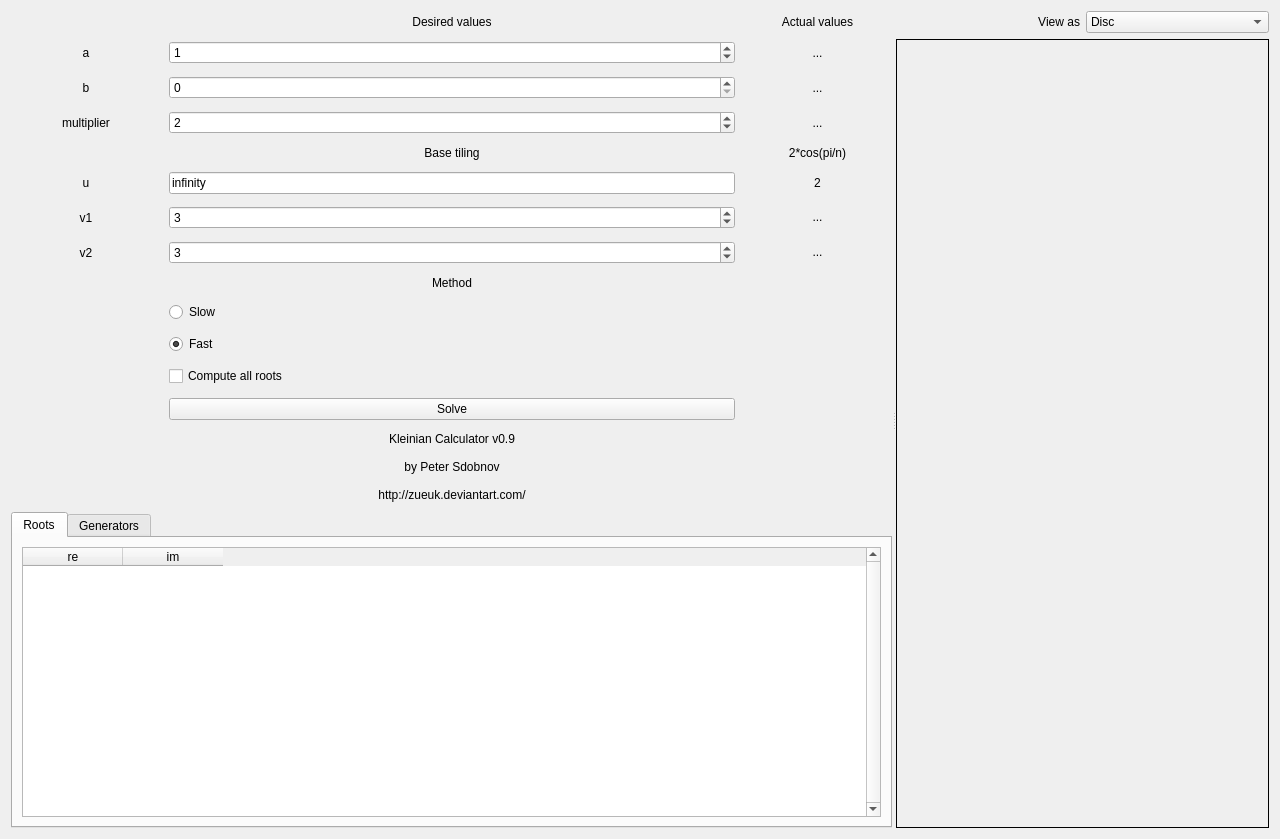
This is src/MainForm.ui in Zueuk/KleinianCalc as Qt 5 draws it before an edit. The edited form follows.
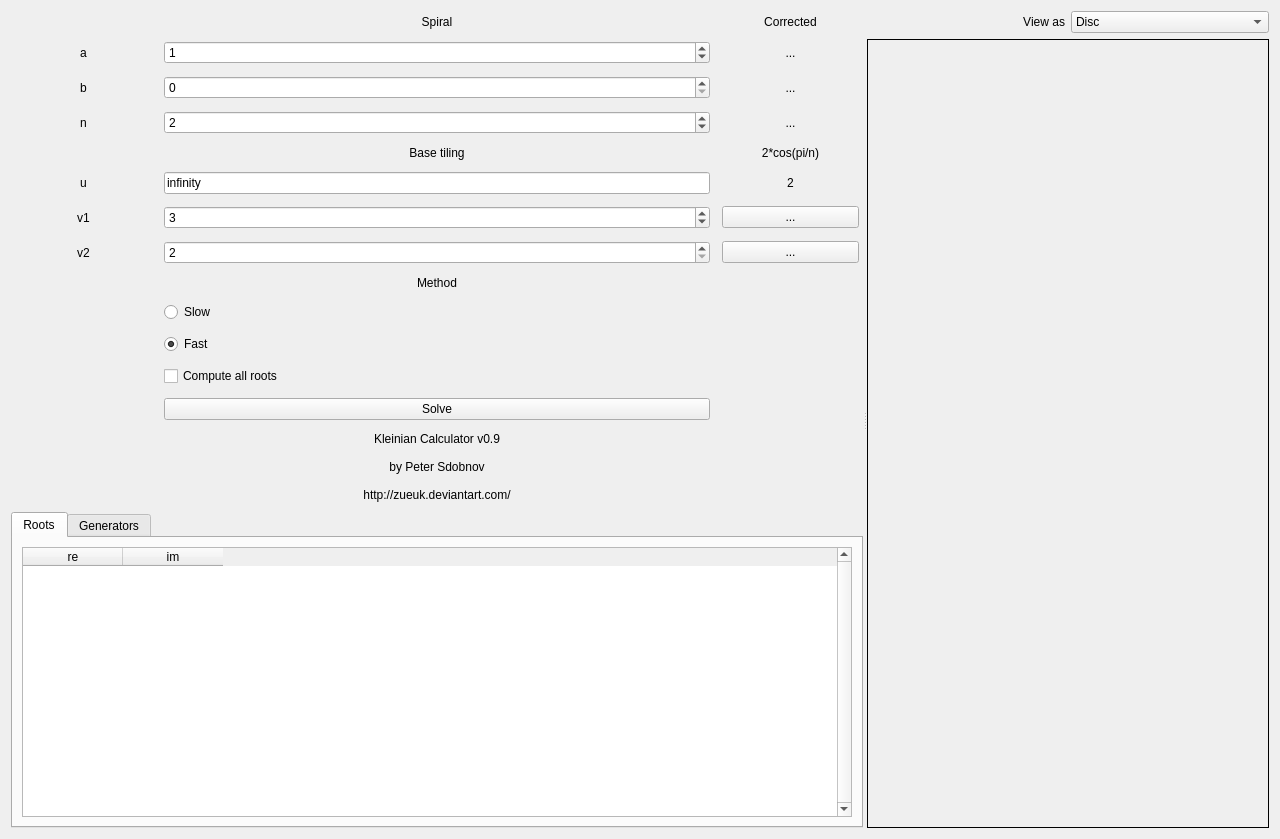
This is the edited form.

What changed in the file:
```diff
--- a/src/MainForm.ui
+++ b/src/MainForm.ui
@@ -44,7 +44,7 @@
          <item row="0" column="1">
           <widget class="QLabel" name="label_1">
            <property name="text">
-            <string>Desired values</string>
+            <string>Spiral</string>
            </property>
            <property name="alignment">
             <set>Qt::AlignCenter</set>
@@ -54,7 +54,7 @@
          <item row="0" column="2">
           <widget class="QLabel" name="label_2">
            <property name="text">
-            <string>Actual values</string>
+            <string>Corrected</string>
            </property>
            <property name="alignment">
             <set>Qt::AlignCenter</set>
@@ -124,7 +124,7 @@
          <item row="3" column="0">
           <widget class="QLabel" name="labelN">
            <property name="text">
-            <string>multiplier</string>
+            <string>n</string>
            </property>
            <property name="alignment">
             <set>Qt::AlignCenter</set>
@@ -244,9 +244,6 @@
            <property name="text">
             <string>...</string>
            </property>
-           <property name="flat">
-            <bool>true</bool>
-           </property>
           </widget>
          </item>
          <item row="7" column="0">
@@ -268,7 +265,7 @@
             <number>999999999</number>
            </property>
            <property name="value">
-            <number>3</number>
+            <number>2</number>
            </property>
           </widget>
          </item>
@@ -280,9 +277,6 @@
            <property name="text">
             <string>...</string>
            </property>
-           <property name="flat">
-            <bool>true</bool>
-           </property>
           </widget>
          </item>
          <item row="8" column="1">
```
Left out of the diff: 2 changed lines with no effect on the pictures.
